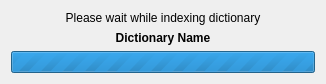
goldendict/goldendict, file initializing.ui: the form before one commit.
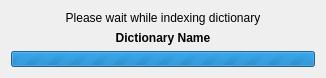
The form after the commit.

```diff
--- a/initializing.ui
+++ b/initializing.ui
@@ -4,12 +4,12 @@
   <property name="windowModality" >
    <enum>Qt::ApplicationModal</enum>
   </property>
-  <property name="geometry" >
+  <property name="geometry">
    <rect>
     <x>0</x>
     <y>0</y>
     <width>326</width>
-    <height>84</height>
+    <height>76</height>
    </rect>
   </property>
   <property name="minimumSize">
@@ -55,8 +55,14 @@
     </widget>
    </item>
    <item>
-    <widget class="QProgressBar" name="progressBar" >
-     <property name="maximum" >
+    <widget class="QProgressBar" name="progressBar">
+     <property name="sizePolicy">
+      <sizepolicy hsizetype="Expanding" vsizetype="Preferred">
+       <horstretch>0</horstretch>
+       <verstretch>0</verstretch>
+      </sizepolicy>
+     </property>
+     <property name="maximum">
       <number>0</number>
      </property>
      <property name="value" >
```
Left out of the diff: 29 changed lines with no effect on the pictures.
